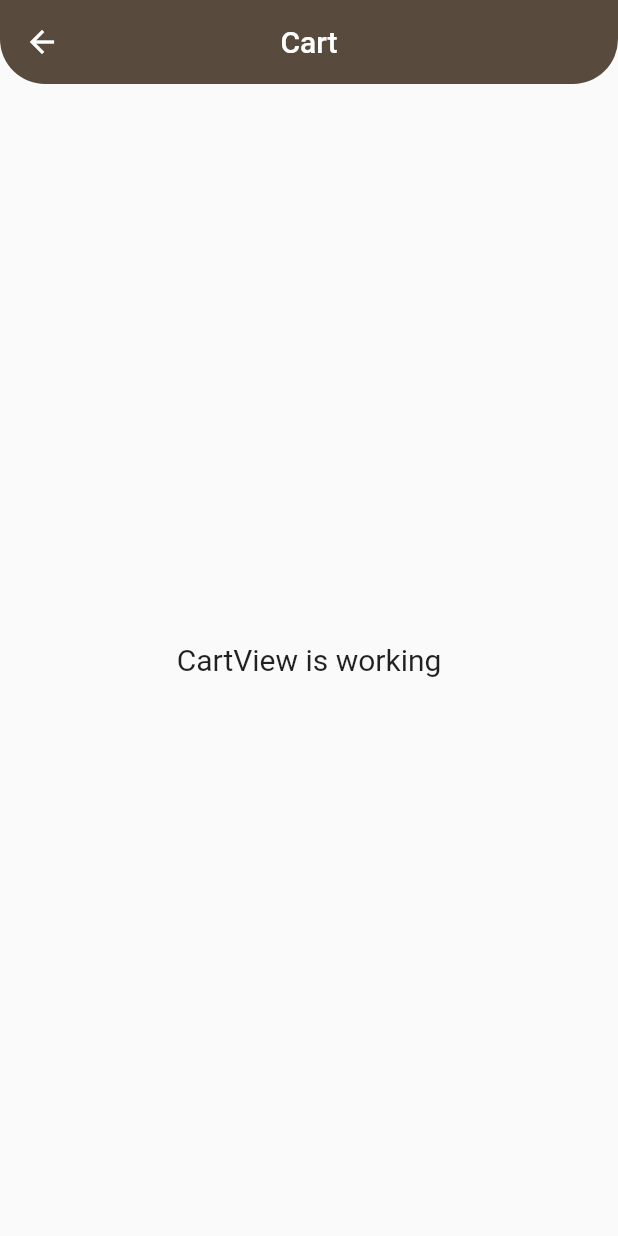
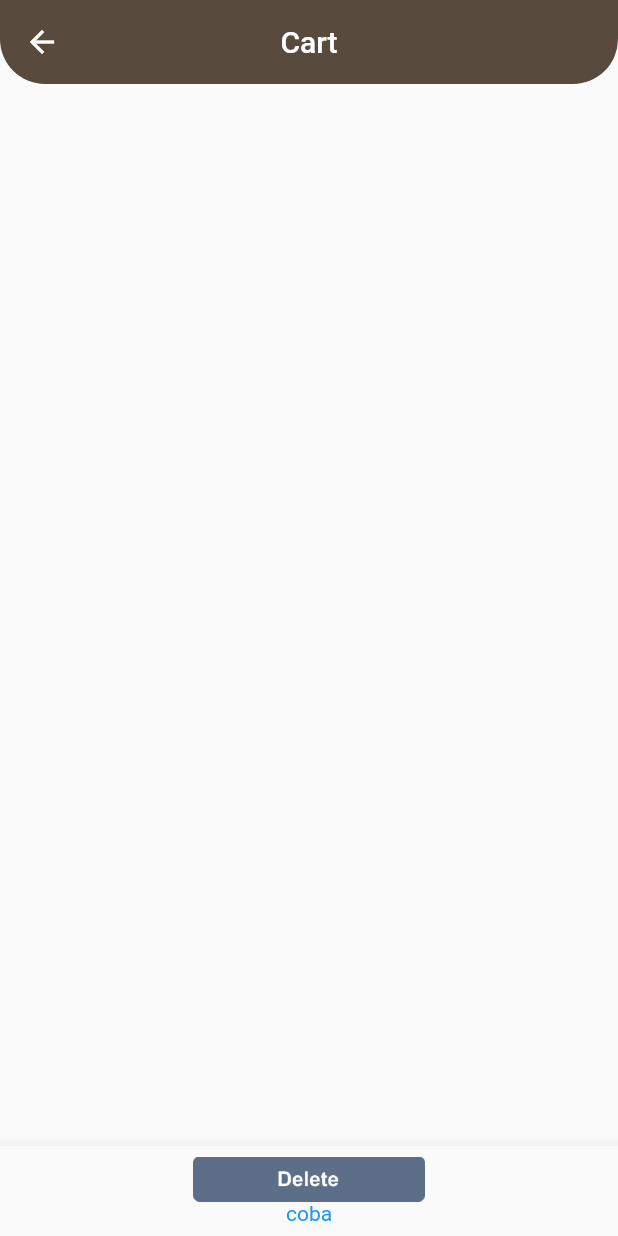
Before and after one commit to fauziahmilda/Aplikasi-GuruPrivate-Online, a Flutter app: the CartView screen opened by its route, on a phone screen of 412 x 824 dp. Run offline on Flutter 3.47's test engine with Material 2 defaults, Android fonts, the phone set to English and light mode, and no system bars; our stand-ins replace get; missing offline and left inert: dart:ffi.

```diff
--- a/lib/app/modules/cart/views/cart_view.dart
+++ b/lib/app/modules/cart/views/cart_view.dart
@@ -22,12 +22,15 @@ class CartView extends GetView<CartController> {
           shape: RoundedRectangleBorder(
               borderRadius: BorderRadius.vertical(bottom: Radius.circular(30))),
         ),
-      body: Center(
-        child: Text(
-          'CartView is working',
-          style: TextStyle(fontSize: 20),
+        bottomNavigationBar: BottomNavigationBar(
+          items: <BottomNavigationBarItem>[
+            BottomNavigationBarItem(
+                icon: Image.asset(
+                  "assets/buttons/delete.png",
+                  height: 30,
                 ),
-      ),
-    );
+                label: 'coba'),
+          ],
+        ));
   }
 }
--- a/lib/app/routes/app_pages.dart
+++ b/lib/app/routes/app_pages.dart
@@ -2,6 +2,8 @@ import 'package:get/get.dart';
 
 import '../modules/cart/bindings/cart_binding.dart';
 import '../modules/cart/views/cart_view.dart';
+import '../modules/detailGuru/bindings/detail_guru_binding.dart';
+import '../modules/detailGuru/views/detail_guru_view.dart';
 import '../modules/home/bindings/home_binding.dart';
 import '../modules/home/views/home_view.dart';
 import '../modules/login/bindings/login_binding.dart';
@@ -65,5 +67,10 @@ class AppPages {
       page: () => const SearchView(),
       binding: SearchBinding(),
     ),
+    GetPage(
+      name: _Paths.DETAIL_GURU,
+      page: () => const DetailGuruView(),
+      binding: DetailGuruBinding(),
+    ),
   ];
 }
--- a/lib/app/routes/app_routes.dart
+++ b/lib/app/routes/app_routes.dart
@@ -11,6 +11,7 @@ abstract class Routes {
   static const MESSAGE = _Paths.MESSAGE;
   static const CART = _Paths.CART;
   static const SEARCH = _Paths.SEARCH;
+  static const DETAIL_GURU = _Paths.DETAIL_GURU;
 }
 
 abstract class _Paths {
@@ -23,4 +24,5 @@ abstract class _Paths {
   static const MESSAGE = '/message';
   static const CART = '/cart';
   static const SEARCH = '/search';
+  static const DETAIL_GURU = '/detail-guru';
 }
```
Also changed, not shown: lib/app/modules/detailGuru/bindings/detail_guru_binding.dart (added, +12 -0 lines), lib/app/modules/detailGuru/controllers/detail_guru_controller.dart (added, +23 -0 lines), lib/app/modules/detailGuru/views/detail_guru_view.dart (added, +24 -0 lines), assets/buttons/delete.png (added), assets/buttons/paid.png (added). Lines whose indentation alone changed are shown as unchanged.
